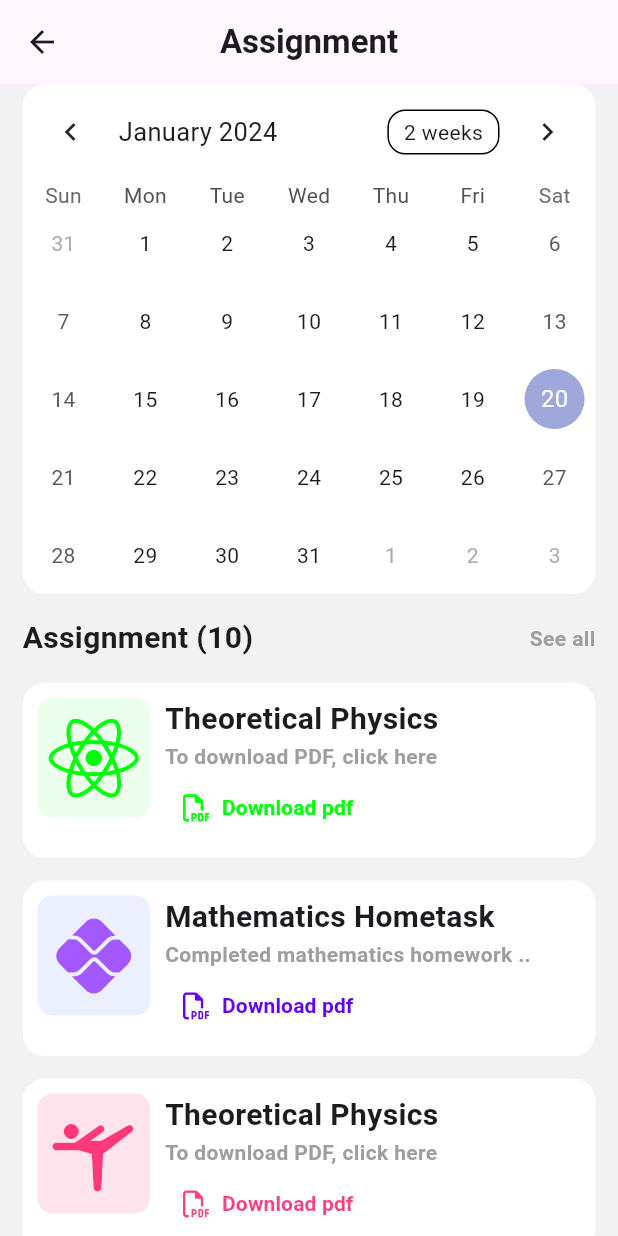
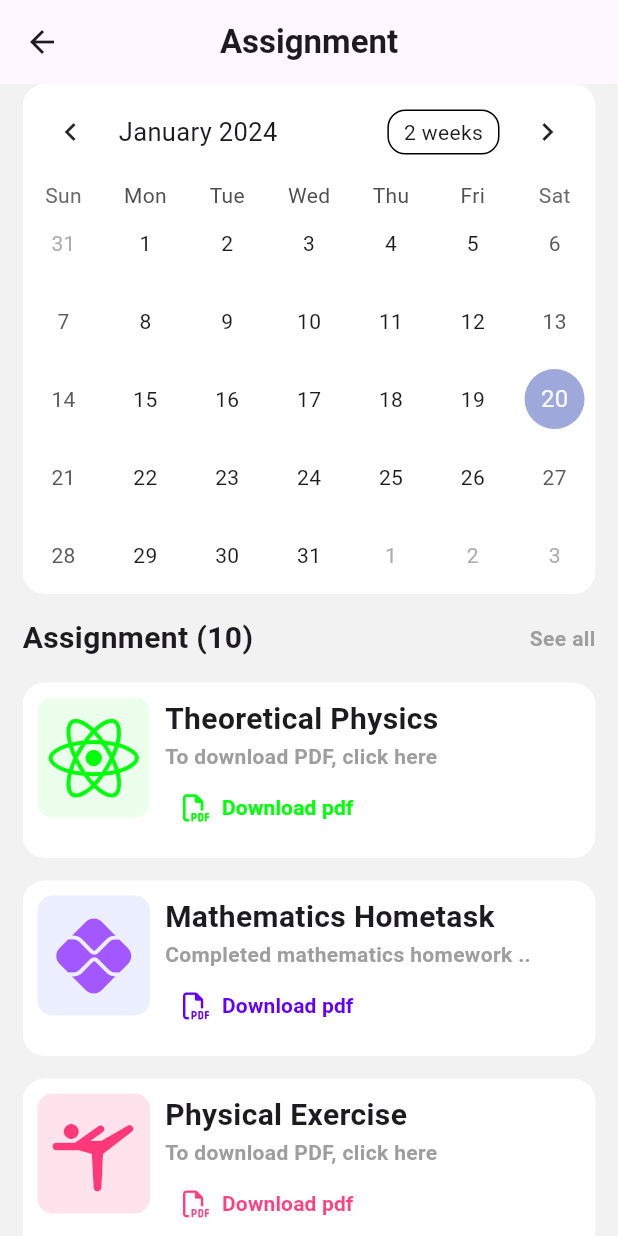
Before and after one commit to saurabhkumar-sk/assignment_levon_con, a Flutter app: the AssignmentScreen screen opened directly, on a phone screen of 412 x 824 dp. Run offline on Flutter 3.47's test engine with Material 3 defaults, Android fonts, the phone set to English and light mode, and no system bars; drawn by our look-alikes of table_calendar; our stand-ins replace font_awesome_flutter, percent_indicator.

Commit message:
resolve some error

```diff
--- a/lib/screens/assignment_screen.dart
+++ b/lib/screens/assignment_screen.dart
@@ -225,7 +225,7 @@ class AssignmentScreen extends StatelessWidget {
                         crossAxisAlignment: CrossAxisAlignment.start,
                         children: [
                           const Text(
-                            "Theoretical Physics",
+                            "Physical Exercise",
                             style: TextStyle(
                               fontWeight: FontWeight.bold,
                               fontSize: 20,
```
